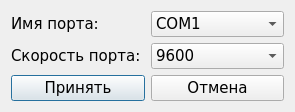
8Observer8/BalanceEmulator, file SettingsDialog.ui: the form before one commit.
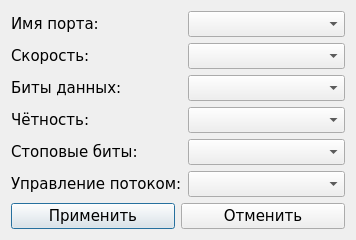
The form after the commit.

```diff
--- a/SettingsDialog.ui
+++ b/SettingsDialog.ui
@@ -6,8 +6,8 @@
    <rect>
     <x>0</x>
     <y>0</y>
-    <width>295</width>
-    <height>106</height>
+    <width>356</width>
+    <height>228</height>
    </rect>
   </property>
   <property name="font">
@@ -31,55 +31,105 @@
      </item>
      <item row="0" column="1">
       <widget class="QComboBox" name="portNameComboBox">
-       <item>
-        <property name="text">
-         <string>COM1</string>
-        </property>
-       </item>
-       <item>
-        <property name="text">
-         <string>COM2</string>
-        </property>
-       </item>
-       <item>
-        <property name="text">
-         <string>COM3</string>
-        </property>
-       </item>
-       <item>
-        <property name="text">
-         <string>COM4</string>
-        </property>
-       </item>
+       <property name="sizeAdjustPolicy">
+        <enum>QComboBox::AdjustToContentsOnFirstShow</enum>
+       </property>
       </widget>
      </item>
      <item row="1" column="0">
       <widget class="QLabel" name="portSpeedLabel">
        <property name="text">
-        <string>Скорость порта:</string>
+        <string>Скорость:</string>
        </property>
       </widget>
      </item>
      <item row="1" column="1">
-      <widget class="QComboBox" name="portSpeedComboBox">
-       <item>
-        <property name="text">
-         <string>9600</string>
-        </property>
-       </item>
+      <widget class="QComboBox" name="baudRateComboBox">
+       <property name="currentIndex">
+        <number>-1</number>
+       </property>
+       <property name="sizeAdjustPolicy">
+        <enum>QComboBox::AdjustToContentsOnFirstShow</enum>
+       </property>
       </widget>
      </item>
      <item row="2" column="0">
-      <widget class="QPushButton" name="okButton">
+      <widget class="QLabel" name="dataBitsLabel">
        <property name="text">
-        <string>Принять</string>
+        <string>Биты данных:</string>
        </property>
       </widget>
      </item>
      <item row="2" column="1">
+      <widget class="QComboBox" name="dataBitsComboBox">
+       <property name="currentIndex">
+        <number>-1</number>
+       </property>
+       <property name="sizeAdjustPolicy">
+        <enum>QComboBox::AdjustToContentsOnFirstShow</enum>
+       </property>
+      </widget>
+     </item>
+     <item row="3" column="0">
+      <widget class="QLabel" name="parityLabel">
+       <property name="text">
+        <string>Чётность:</string>
+       </property>
+      </widget>
+     </item>
+     <item row="3" column="1">
+      <widget class="QComboBox" name="parityComboBox">
+       <property name="sizeAdjustPolicy">
+        <enum>QComboBox::AdjustToContentsOnFirstShow</enum>
+       </property>
+      </widget>
+     </item>
+     <item row="4" column="0">
+      <widget class="QLabel" name="stopBitsLabel">
+       <property name="text">
+        <string>Стоповые биты:</string>
+       </property>
+      </widget>
+     </item>
+     <item row="4" column="1">
+      <widget class="QComboBox" name="stopBitsComboBox">
+       <property name="sizeAdjustPolicy">
+        <enum>QComboBox::AdjustToContentsOnFirstShow</enum>
+       </property>
+      </widget>
+     </item>
+     <item row="5" column="0">
+      <widget class="QLabel" name="flowControlLabel">
+       <property name="text">
+        <string>Управление потоком:</string>
+       </property>
+      </widget>
+     </item>
+     <item row="5" column="1">
+      <widget class="QComboBox" name="flowControlComboBox">
+       <property name="currentIndex">
+        <number>-1</number>
+       </property>
+       <property name="sizeAdjustPolicy">
+        <enum>QComboBox::AdjustToContentsOnFirstShow</enum>
+       </property>
+      </widget>
+     </item>
+    </layout>
+   </item>
+   <item>
+    <layout class="QHBoxLayout" name="horizontalLayout">
+     <item>
+      <widget class="QPushButton" name="okButton">
+       <property name="text">
+        <string>Применить</string>
+       </property>
+      </widget>
+     </item>
+     <item>
       <widget class="QPushButton" name="cancelButton">
        <property name="text">
-        <string>Отмена</string>
+        <string>Отменить</string>
        </property>
       </widget>
      </item>
```
Left out of the diff: 2 changed lines with no effect on the pictures.
